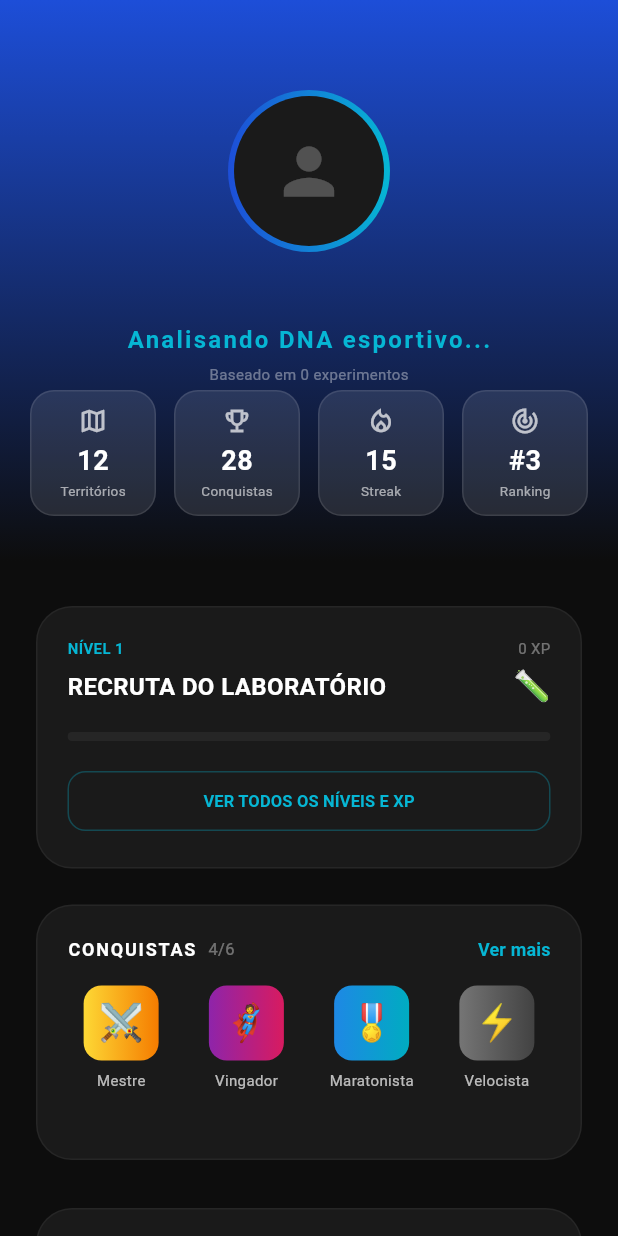
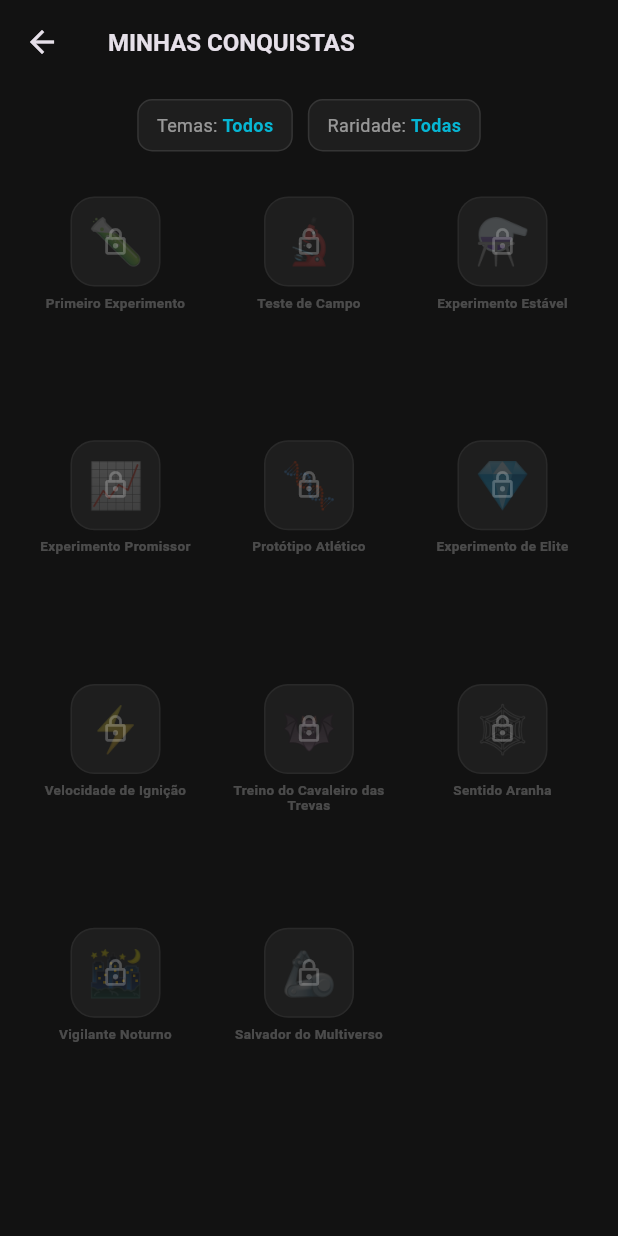
Before and after one commit to Joaohnt27/fitlab_mobile2, a Flutter app: the ProfileScreen screen opened directly, after a tap on "Ver mais", on a phone screen of 412 x 824 dp. Run offline on Flutter 3.47's test engine with Material 3 defaults, Android fonts, the phone set to English and light mode, and no system bars; our stand-ins replace device_preview, mask_text_input_formatter; accounts and stored records are empty.

Commit message:
feat: add badges screen

```diff
--- a/lib/models/badge_model.dart
+++ b/lib/models/badge_model.dart
@@ -8,6 +8,8 @@ class BadgeModel {
   final String icon;
   final BadgeRarity rarity;
   final bool isUnlocked;
+  final String theme;
+  final String requisito;
 
   BadgeModel({
     required this.id,
@@ -15,6 +17,8 @@ class BadgeModel {
     required this.icon,
     required this.rarity,
     this.isUnlocked = false,
+    this.theme = 'Geral',
+    this.requisito = 'Requisito não definido',
   });
 
   List<Color> get gradientColors {
--- a/lib/providers/user_provider.dart
+++ b/lib/providers/user_provider.dart
@@ -4,7 +4,7 @@ import '../models/user_model.dart';
 class UserProvider with ChangeNotifier {
   // Lista em memória
   final List<UserModel> _usuariosCadastrados = [
-    UserModel(nome: "João Gabriel", email: "joao@unarp.br", senha: "123"),
+    UserModel(nome: "Usuário Teste - UA", email: "teste@teste.com", senha: "123"),
   ];
 
   UserModel? _usuarioLogado;
--- /dev/null
+++ b/lib/screens/badges_screen.dart
@@ -0,0 +1,139 @@
+import 'package:flutter/material.dart';
+import '../models/badge_model.dart';
+import '../widgets/badge_item.dart';
+
+class BadgesScreen extends StatefulWidget {
+  final List<BadgeModel> allBadges;
+  const BadgesScreen({super.key, required this.allBadges});
+
+  @override
+  State<BadgesScreen> createState() => _BadgesScreenState();
+}
+
+class _BadgesScreenState extends State<BadgesScreen> {
+  String selectedTheme = 'Todos';
+  String selectedRarity = 'Todas';
+
+  @override
+  Widget build(BuildContext context) {
+    // Lógica de Filtragem
+    final filteredBadges = widget.allBadges.where((badge) {
+      bool matchesTheme =
+          selectedTheme == 'Todos' || badge.theme == selectedTheme;
+      bool matchesRarity =
+          selectedRarity == 'Todas' ||
+          badge.rarity.toString().split('.').last ==
+              selectedRarity.toLowerCase();
+      return matchesTheme && matchesRarity;
+    }).toList();
+
+    return Scaffold(
+      backgroundColor: const Color(0xFF121212),
+      appBar: AppBar(
+        title: const Text(
+          "MINHAS CONQUISTAS",
+          style: TextStyle(fontSize: 16, fontWeight: FontWeight.bold),
+        ),
+        backgroundColor: Colors.transparent,
+        elevation: 0,
+      ),
+      body: Column(
+        children: [
+          _buildFilterBar(), // Barra de filtros
+          Expanded(
+            child: filteredBadges.isEmpty
+                ? const Center(
+                    child: Text(
+                      "Nenhuma conquista encontrada",
+                      style: TextStyle(color: Colors.white38),
+                    ),
+                  )
+                : GridView.builder(
+                    padding: const EdgeInsets.all(20),
+                    gridDelegate:
+                        const SliverGridDelegateWithFixedCrossAxisCount(
+                          crossAxisCount: 3, // 3 por linha na tela
+                          mainAxisSpacing: 20,
+                          crossAxisSpacing: 15,
+                          childAspectRatio: 0.8,
+                        ),
+                    itemCount: filteredBadges.length,
+                    itemBuilder: (context, index) {
+                      return BadgeItem(
+                        badge: filteredBadges[index],
+                        context: context,
+                      );
+                    },
+                  ),
+          ),
+        ],
+      ),
+    );
+  }
+
+  Widget _buildFilterBar() {
+    return SingleChildScrollView(
+      scrollDirection: Axis.horizontal,
+      padding: const EdgeInsets.symmetric(horizontal: 20, vertical: 10),
+      child: Row(
+        children: [
+          _filterChip(
+            "Temas",
+            ['Todos', 'Marvel', 'Star Wars', 'Esporte'],
+            selectedTheme,
+            (val) {
+              setState(() => selectedTheme = val);
+            },
+          ),
+          const SizedBox(width: 10),
+          _filterChip(
+            "Raridade",
+            ['Todas', 'Common', 'Rare', 'Epic', 'Legendary'],
+            selectedRarity,
+            (val) {
+              setState(() => selectedRarity = val);
+            },
+          ),
+        ],
+      ),
+    );
+  }
+
+  Widget _filterChip(
+    String label,
+    List<String> options,
+    String currentVal,
+    Function(String) onSelect,
+  ) {
+    return PopupMenuButton<String>(
+      onSelected: onSelect,
+      child: Container(
+        padding: const EdgeInsets.symmetric(horizontal: 12, vertical: 8),
+        decoration: BoxDecoration(
+          color: const Color(0xFF1E1E1E),
+          borderRadius: BorderRadius.circular(10),
+          border: Border.all(color: Colors.white10),
+        ),
+        child: Row(
+          children: [
+            Text(
+              "$label: ",
+              style: const TextStyle(color: Colors.white54, fontSize: 12),
+            ),
+            Text(
+              currentVal,
+              style: const TextStyle(
+                color: Color(0xFF06B6D4),
+                fontSize: 12,
+                fontWeight: FontWeight.bold,
+              ),
+            ),
+          ],
+        ),
+      ),
+      itemBuilder: (context) => options
+          .map((opt) => PopupMenuItem(value: opt, child: Text(opt)))
+          .toList(),
+    );
+  }
+}
--- a/lib/screens/profile_screen.dart
+++ b/lib/screens/profile_screen.dart
@@ -7,6 +7,7 @@ import '../widgets/badge_item.dart';
 import '../widgets/profile_level_card.dart';
 import '../widgets/radar_chart_interactive.dart';
 import 'about_screen.dart';
+import 'badges_screen.dart';
 
 class ProfileScreen extends StatelessWidget {
   const ProfileScreen({super.key});
@@ -81,7 +82,7 @@ class ProfileScreen extends StatelessWidget {
             const SizedBox(height: 24),
             Padding(
               padding: const EdgeInsets.symmetric(horizontal: 24),
-              child: _buildBadgesGallery(),
+              child: _buildBadgesGallery(context),
             ),
             const SizedBox(height: 32),
 
@@ -346,54 +347,11 @@ class ProfileScreen extends StatelessWidget {
     );
   }
 
-  Widget _buildBadgesGallery() {
-    final List<BadgeModel> badges = [
-      BadgeModel(
-        id: '1',
-        name: 'Mestre Jedi',
-        icon: '⚔️',
-        rarity: BadgeRarity.legendary,
-        isUnlocked: true,
-      ),
-      BadgeModel(
-        id: '2',
-        name: 'Vingador',
-        icon: '🦸',
-        rarity: BadgeRarity.epic,
-        isUnlocked: true,
-      ),
-      BadgeModel(
-        id: '3',
-        name: 'Maratonista',
-        icon: '🎖️',
-        rarity: BadgeRarity.rare,
-        isUnlocked: true,
-      ),
-      BadgeModel(
-        id: '4',
-        name: 'Velocista',
-        icon: '⚡',
-        rarity: BadgeRarity.common,
-        isUnlocked: true,
-      ),
-      BadgeModel(
-        id: '5',
-        name: 'Explorador',
-        icon: '🗺️',
-        rarity: BadgeRarity.rare,
-        isUnlocked: false,
-      ),
-      BadgeModel(
-        id: '6',
-        name: 'Mestre',
-        icon: '🪄',
-        rarity: BadgeRarity.legendary,
-        isUnlocked: false,
-      ),
-    ];
+  Widget _buildBadgesGallery(BuildContext context) {
+    final displayBadges = AppData.allBadges.take(8).toList();
 
     return Container(
-      padding: const EdgeInsets.fromLTRB(20, 12, 20, 20),
+      padding: const EdgeInsets.all(20),
       decoration: BoxDecoration(
         color: const Color(0xFF1A1A1A),
         borderRadius: BorderRadius.circular(24),
@@ -402,11 +360,8 @@ class ProfileScreen extends StatelessWidget {
       child: Column(
         crossAxisAlignment: CrossAxisAlignment.start,
         children: [
-          // Cabeçalho com Título e Botão Ver Mais
           Row(
             mainAxisAlignment: MainAxisAlignment.spaceBetween,
-            children: [
-              Row(
             children: [
               const Text(
                 "CONQUISTAS",
@@ -417,50 +372,51 @@ class ProfileScreen extends StatelessWidget {
                   fontSize: 12,
                 ),
               ),
-                  const SizedBox(width: 8),
-                  Text(
-                    "${badges.where((b) => b.isUnlocked).length}/${badges.length}",
-                    style: const TextStyle(color: Colors.white38, fontSize: 11),
-                  ),
-                ],
-              ),
-              // Botão Ver Mais
               TextButton(
                 onPressed: () {
-                  // Implementar navegação para tela de todas as conquistas
+                  Navigator.push(
+                    context,
+                    MaterialPageRoute(
+                      builder: (context) => BadgesScreen(
+                        allBadges: AppData.allBadges,
+                      ), // Passa a lista completa
+                    ),
+                  );
                 },
                 style: TextButton.styleFrom(
-                  minimumSize: Size.zero,
-                  padding: const EdgeInsets.symmetric(vertical: 8),
+                  padding: EdgeInsets.zero,
+                  minimumSize: const Size(50, 30),
                   tapTargetSize: MaterialTapTargetSize.shrinkWrap,
                 ),
                 child: const Text(
                   "Ver mais",
-                  style: TextStyle(
-                    color: Color(0xFF06B6D4),
-                    fontSize: 12,
-                    fontWeight: FontWeight.bold,
-                  ),
+                  style: TextStyle(color: Color(0xFF06B6D4), fontSize: 12),
                 ),
               ),
             ],
           ),
 
-          const SizedBox(height: 8),
+          const Text(
+            "Veja as conquistas que você desbloqueou",
+            style: TextStyle(color: Colors.white38, fontSize: 11),
+          ),
+
+          const SizedBox(height: 16),
 
           GridView.builder(
+            padding: EdgeInsets.zero,
             shrinkWrap: true,
             physics: const NeverScrollableScrollPhysics(),
             gridDelegate: const SliverGridDelegateWithFixedCrossAxisCount(
               crossAxisCount: 4,
               mainAxisSpacing: 12,
               crossAxisSpacing: 12,
-              childAspectRatio: 0.75,
+              childAspectRatio: 0.8,
             ),
-            itemCount: 4,
+            itemCount: displayBadges.length,
             itemBuilder: (context, index) {
-              return BadgeItem(badge: badges[index]);
-            },
+              return BadgeItem(badge: displayBadges[index], context: context);
+            }
           ),
         ],
       ),
--- a/lib/widgets/badge_item.dart
+++ b/lib/widgets/badge_item.dart
@@ -1,41 +1,74 @@
 import 'package:flutter/material.dart';
 import '../models/badge_model.dart';
+import 'badge_detail_dialog.dart';
 
 class BadgeItem extends StatelessWidget {
   final BadgeModel badge;
+  final BuildContext context;
 
-  const BadgeItem({super.key, required this.badge});
+  const BadgeItem({super.key, required this.badge, required this.context});
 
   @override
   Widget build(BuildContext context) {
-    return Tooltip(
-      message: badge.isUnlocked ? badge.name : "Bloqueado: Continue treinando!",
+    return GestureDetector(
+      onTap: () {
+        // Ao clicar, abre o diálogo de detalhes (indiferente se está trancado ou não)
+        showDialog(
+          context: context,
+          builder: (context) => BadgeDetailDialog(badge: badge),
+        );
+      },
       child: Column(
         mainAxisSize: MainAxisSize.min,
         children: [
           Container(
-            width: 50,
-            height: 50,
+            width: 60,
+            height: 60,
             decoration: BoxDecoration(
-              borderRadius: BorderRadius.circular(12),
+              borderRadius: BorderRadius.circular(16),
+              // Gradiente só aparece se desbloqueado
               gradient: badge.isUnlocked
-                  ? LinearGradient(colors: badge.gradientColors)
+                  ? LinearGradient(
+                      colors: badge.gradientColors,
+                      begin: Alignment.topLeft,
+                      end: Alignment.bottomRight,
+                    )
                   : null,
+              // Fundo cinza escuro se trancado
               color: badge.isUnlocked ? null : Colors.white.withOpacity(0.05),
+              border: Border.all(color: Colors.white.withOpacity(0.05)),
             ),
-            alignment: Alignment.center,
-            child: Opacity(
-              opacity: badge.isUnlocked ? 1.0 : 0.2,
-              child: Text(badge.icon, style: const TextStyle(fontSize: 24)),
+            child: Stack(
+              alignment: Alignment.center,
+              children: [
+                Opacity(
+                  // Opacidade baixa se trancado
+                  opacity: badge.isUnlocked ? 1.0 : 0.2,
+                  child: Text(badge.icon, style: const TextStyle(fontSize: 30)),
+                ),
+                // Ícone de cadeado
+                if (!badge.isUnlocked)
+                  const Icon(
+                    Icons.lock_outline,
+                    color: Colors.white24,
+                    size: 20,
+                  ),
+              ],
             ),
           ),
           const SizedBox(height: 6),
           Text(
-            badge.name.split(' ')[0],
+            badge.name,
+            textAlign: TextAlign.center,
+            maxLines: 2,
             style: TextStyle(
+              // Cor apagada se trancado
               color: badge.isUnlocked ? Colors.white70 : Colors.white24,
-              fontSize: 10,
+              fontSize: 9,
+              height: 1.1,
+              fontWeight: FontWeight.bold,
             ),
+            overflow: TextOverflow.ellipsis, // Bota "..." se estourar
           ),
         ],
       ),
```
Also changed, not shown: lib/models/app_data.dart (+93 -0 lines), lib/widgets/badge_detail_dialog.dart (added, +90 -0 lines). Lines whose indentation alone changed are shown as unchanged.
